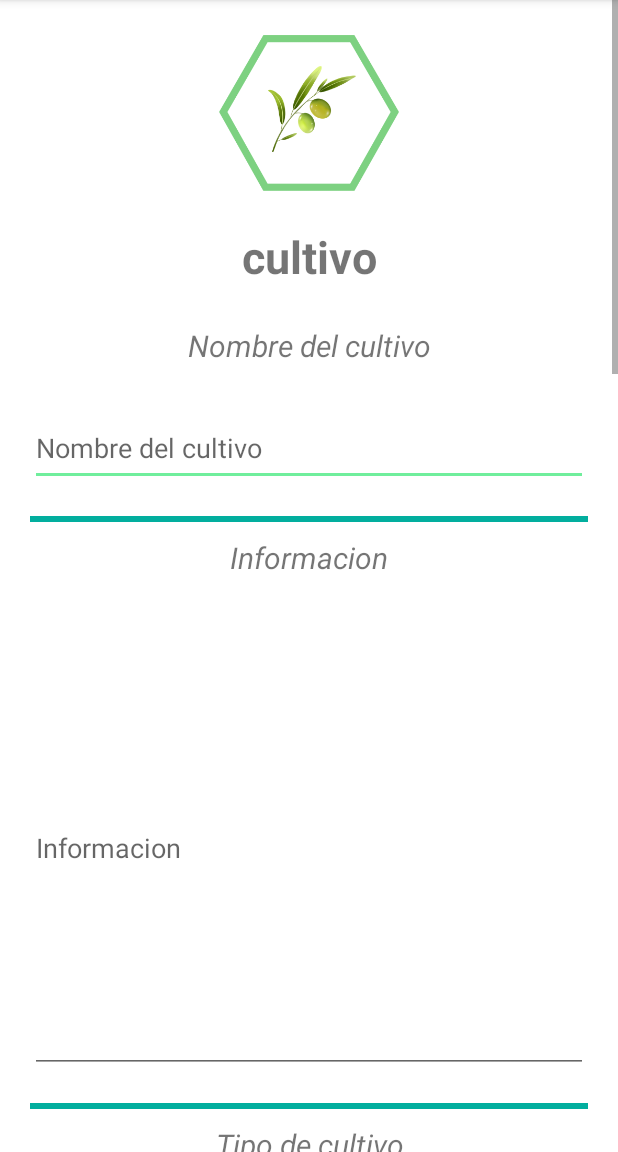
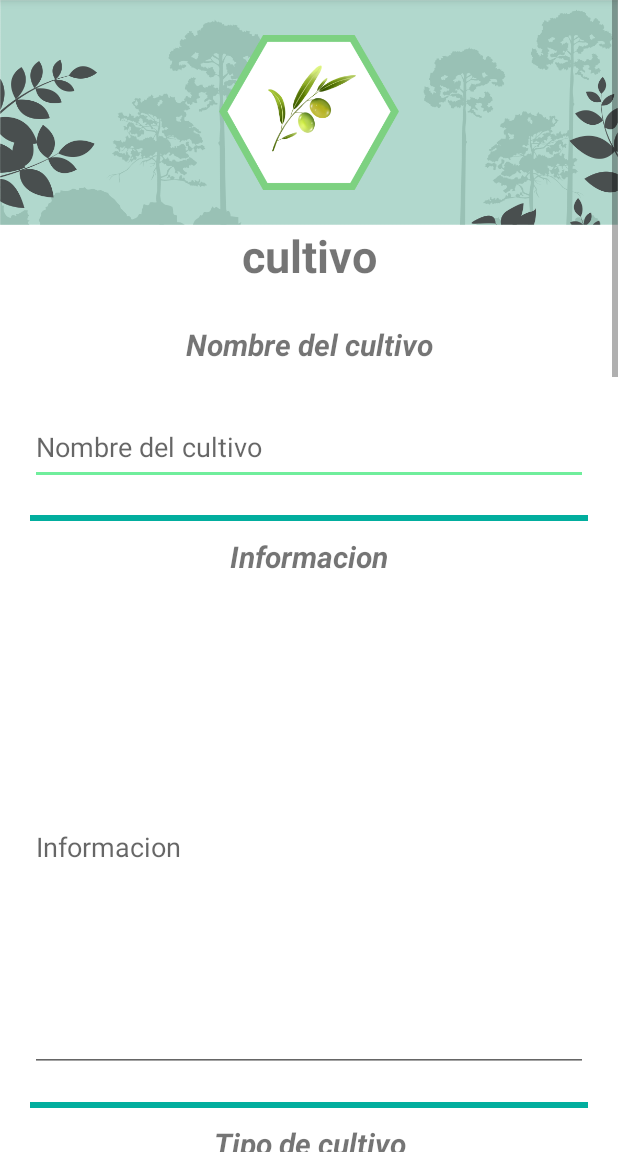
Before and after one commit to GardeningFriendTeam/GardeningFriendApp, an Android app: the PanelAdminEditarCultivo screen opened directly, with no data from a screen before it, on a phone screen of 412 x 824 dp, the part 84-1236 px from its top. Run offline under Robolectric (Android 15) with nearby library versions, the phone set to English and light mode, and no system bars; our stand-ins replace Firebase (no records; nobody signed in at launch, a user with empty details on screens opened directly), Picasso; 18 statements that could not run were skipped.

Commit message:
Mejoras estilos admin

```diff
--- a/GardeningFriend/app/src/main/res/layout/activity_panel_admin_cultivos.xml
+++ b/GardeningFriend/app/src/main/res/layout/activity_panel_admin_cultivos.xml
@@ -4,7 +4,8 @@
     xmlns:tools="http://schemas.android.com/tools"
     android:layout_width="match_parent"
     android:layout_height="match_parent"
-    tools:context=".PanelAdminCultivos">
+    tools:context=".PanelAdminCultivos"
+    android:background="@mipmap/madera2">
 
     <RelativeLayout
         android:id="@+id/container_admin_cultivos"
--- a/GardeningFriend/app/src/main/res/layout/activity_panel_admin_editar_cultivo.xml
+++ b/GardeningFriend/app/src/main/res/layout/activity_panel_admin_editar_cultivo.xml
@@ -11,6 +11,12 @@
         android:layout_width="match_parent"
         android:layout_height="wrap_content">
 
+        <RelativeLayout
+            android:id="@+id/container_ic_edit_cultivo"
+            android:layout_width="match_parent"
+            android:layout_height="150dp"
+            android:background="@mipmap/header">
+
             <!-- ICONO CULTIVO !-->
             <ImageView
                 android:id="@+id/icono_cultivo_PA"
@@ -20,6 +26,8 @@
                 android:src="@mipmap/ic_aceituna"
                 android:layout_marginVertical="15dp"/>
 
+        </RelativeLayout>
+
         <!-- TITULO !-->
         <TextView
             android:id="@+id/titulo_edit_cultivo"
@@ -28,7 +36,7 @@
             android:text="@string/cultivo"
             android:textAlignment="center"
             android:textSize="30sp"
-            android:layout_below="@+id/icono_cultivo_PA"
+            android:layout_below="@+id/container_ic_edit_cultivo"
             android:layout_marginBottom="15dp"
             android:textStyle="bold"/>
 
@@ -39,7 +47,7 @@
             android:layout_height="wrap_content"
             android:text="@string/nombre_cultivo"
             android:layout_below="@id/titulo_edit_cultivo"
-            android:textStyle="italic"
+            android:textStyle="italic | bold"
             android:textSize="20sp"
             android:textAlignment="center"
             android:layout_marginVertical="10dp"/>
@@ -68,7 +76,7 @@
             android:layout_height="wrap_content"
             android:text="@string/info_cultivo"
             android:layout_below="@id/divider_nombre"
-            android:textStyle="italic"
+            android:textStyle="italic | bold"
             android:textSize="20sp"
             android:textAlignment="center"
             android:layout_marginVertical="10dp"/>
@@ -97,7 +105,7 @@
             android:layout_height="wrap_content"
             android:text="@string/tipo_cultivo"
             android:layout_below="@id/divider_info"
-            android:textStyle="italic"
+            android:textStyle="italic | bold"
             android:textSize="20sp"
             android:textAlignment="center"
             android:layout_marginVertical="10dp"/>
@@ -127,7 +135,7 @@
             android:layout_height="wrap_content"
             android:text="@string/tiempo_crecimiento"
             android:layout_below="@id/inputTipo_edit_cultivo"
-            android:textStyle="italic"
+            android:textStyle="italic | bold"
             android:textSize="20sp"
             android:textAlignment="center"
             android:layout_marginVertical="10dp"/>
@@ -158,7 +166,7 @@
             android:layout_height="wrap_content"
             android:text="@string/imagen_cultivo"
             android:layout_below="@id/divider_tiempo"
-            android:textStyle="italic"
+            android:textStyle="italic | bold"
             android:textSize="20sp"
             android:textAlignment="center"
             android:layout_marginVertical="10dp"/>
@@ -187,7 +195,7 @@
             android:layout_height="wrap_content"
             android:text="@string/temperatura_cultivo"
             android:layout_below="@id/divider_imagen"
-            android:textStyle="italic"
+            android:textStyle="italic | bold"
             android:textSize="20sp"
             android:textAlignment="center"
             android:layout_marginVertical="10dp"/>
@@ -261,7 +269,7 @@
             android:layout_height="wrap_content"
             android:text="@string/estacion_cultivo"
             android:layout_below="@id/divider_temp"
-            android:textStyle="italic"
+            android:textStyle="italic | bold"
             android:textSize="20sp"
             android:textAlignment="center"
             android:layout_marginVertical="10dp"/>
@@ -327,7 +335,7 @@
             android:layout_height="wrap_content"
             android:text="@string/region_cultivo"
             android:layout_below="@id/divider_est"
-            android:textStyle="italic"
+            android:textStyle="italic | bold"
             android:textSize="20sp"
             android:textAlignment="center"
             android:layout_marginVertical="10dp"/>
@@ -379,13 +387,14 @@
         <!-- BTN ACTUALIZAR !-->
         <Button
             android:id="@+id/btn_actualizar"
-            android:layout_width="wrap_content"
+            android:layout_width="200dp"
             android:layout_height="wrap_content"
             android:layout_below="@id/opciones_reg_edit"
             android:text="@string/btn_actualizar"
+            android:textSize="17sp"
             android:background="@drawable/btn_verde"
             android:textColor="@color/white"
-            android:padding="20dp"
+            android:paddingVertical="10dp"
             android:layout_margin="25dp"
             android:layout_centerHorizontal="true"
             android:onClick="validarFormulario"/>
--- a/GardeningFriend/app/src/main/res/layout/activity_panel_admin_usuarios.xml
+++ b/GardeningFriend/app/src/main/res/layout/activity_panel_admin_usuarios.xml
@@ -4,7 +4,8 @@
     xmlns:tools="http://schemas.android.com/tools"
     android:layout_width="match_parent"
     android:layout_height="match_parent"
-    tools:context=".PanelAdminUsuarios">
+    tools:context=".PanelAdminUsuarios"
+    android:background="@mipmap/madera2">
 
     <androidx.recyclerview.widget.RecyclerView
         android:id="@+id/recyclerview_user_padmin"
--- a/GardeningFriend/app/src/main/res/layout/cards_cultivos.xml
+++ b/GardeningFriend/app/src/main/res/layout/cards_cultivos.xml
@@ -10,7 +10,8 @@
         android:layout_height="wrap_content"
         app:layout_constraintStart_toStartOf="parent"
         app:layout_constraintTop_toTopOf="parent"
-        android:layout_margin="20dp">
+        android:layout_margin="20dp"
+        android:elevation="10dp">
 
 
         <RelativeLayout
--- a/GardeningFriend/app/src/main/res/layout/cards_cultivos_panel_admin.xml
+++ b/GardeningFriend/app/src/main/res/layout/cards_cultivos_panel_admin.xml
@@ -4,7 +4,8 @@
     android:layout_width="match_parent"
     android:layout_height="150dp"
     android:layout_margin="20dp"
-    android:background="@drawable/card_cutlivo">
+    android:background="@drawable/card_cutlivo"
+    android:elevation="10dp">
 
     <ImageView
         android:id="@+id/ic_card_cultivos"
--- a/GardeningFriend/app/src/main/res/layout/cards_usuarios_panel_admin.xml
+++ b/GardeningFriend/app/src/main/res/layout/cards_usuarios_panel_admin.xml
@@ -4,7 +4,8 @@
     android:layout_height="150dp"
     android:layout_margin="20dp"
     android:background="@drawable/card_cutlivo"
-    xmlns:app="http://schemas.android.com/apk/res-auto">
+    xmlns:app="http://schemas.android.com/apk/res-auto"
+    android:elevation="10dp">
 
     <RelativeLayout
         android:id="@+id/container_icon"
```
Also changed, not shown: GardeningFriend/app/src/main/res/layout/activity_panel_admin.xml (+12 -7 lines), GardeningFriend/app/src/main/res/mipmap-hdpi/madera.png (added), GardeningFriend/app/src/main/res/mipmap-hdpi/madera2.png (added). Lines whose indentation alone changed are shown as unchanged.
